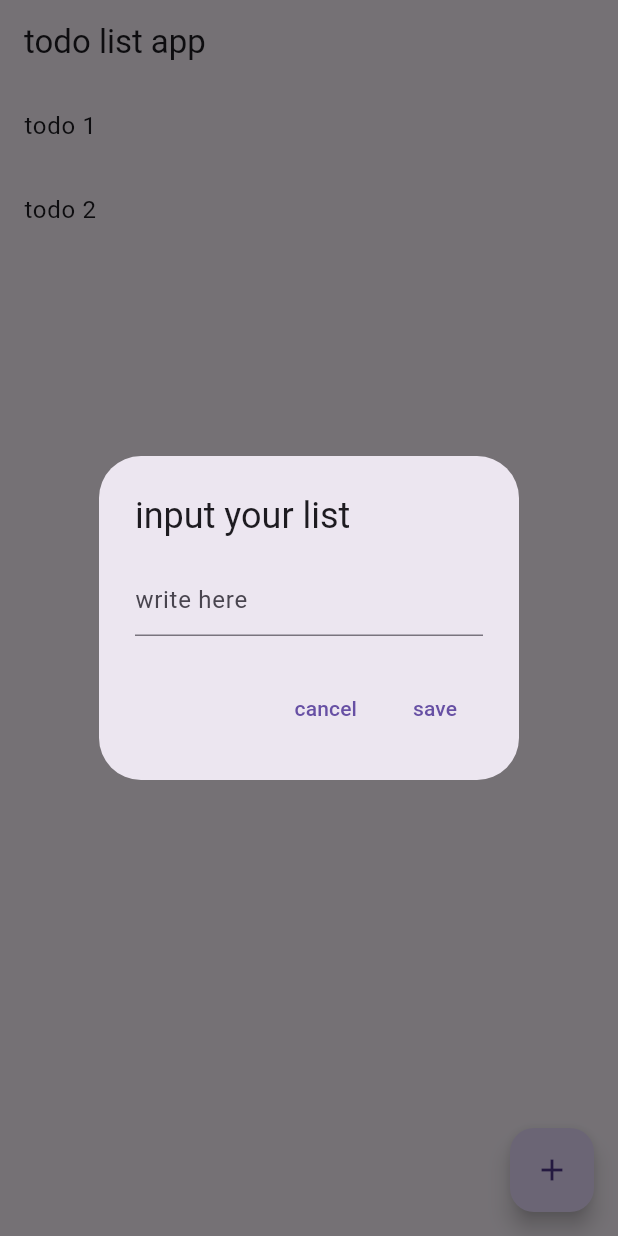
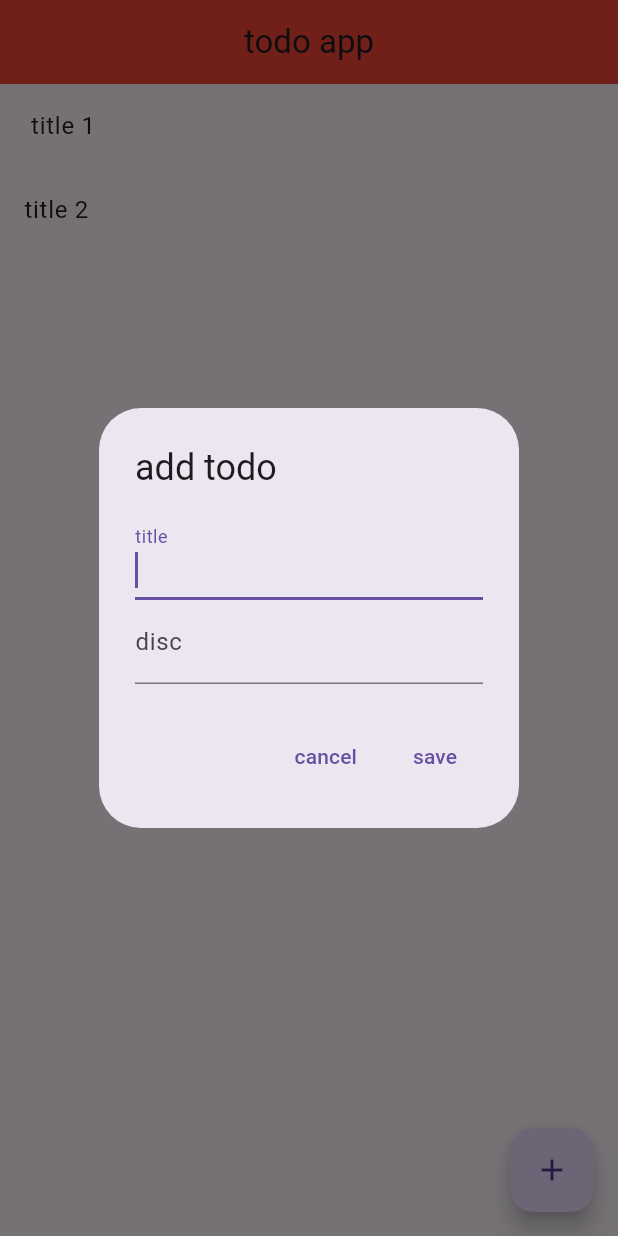
Before and after one commit to nebiyuu/Todos, a Flutter app: the screen it shows after launch, after a tap on the "add" icon, on a phone screen of 412 x 824 dp. Run offline on Flutter 3.47's test engine with Material 3 defaults, Android fonts, the phone set to English and light mode, and no system bars.

Commit message:
added discription

```diff
--- a/lib/main.dart
+++ b/lib/main.dart
@@ -1,84 +1,156 @@
-// ignore_for_file: prefer_const_constructors
-
 import 'package:flutter/material.dart';
 
-void main() => runApp(MaterialApp(home: Neww()));
+class Todo {
+  final String title;
+  final String disc;
 
-class Neww extends StatefulWidget {
-  const Neww({super.key});
-
-  @override
-  State<Neww> createState() => _NewwState();
+  const Todo(this.title, this.disc);
 }
 
-class _NewwState extends State<Neww> {
-  List<String> todolist = ["todo 1", "todo 2"];
+List<Todo> todos = [
+  const Todo(" title 1", "disc 1"),
+  const Todo("title 2", "disc 2")
+];
 
-  void todomethode() {
-    showDialog(
-        context: context,
-        builder: (BuildContext context) {
-          String todo = "";
-          return AlertDialog(
-            title: Text("input your list"),
-            content: TextField(
-              onChanged: (value) {
-                todo = value;
-              },
-              decoration: InputDecoration(hintText: "write here"),
-            ),
-            actions: <Widget>[
-              TextButton(
-                  onPressed: Navigator.of(context).pop, child: Text("cancel")),
-              TextButton(
-                onPressed: () {
-                  setState(
-                    () {
-                      todolist.add(todo);
-                    },
-                  );
-                  Navigator.of(context).pop();
-                },
-                child: Text("save"),
-              )
-            ],
-          );
-        });
-  }
+void main() => runApp(MaterialApp(
+      home: Neww(
+        todos: todos,
+      ),
+    ));
+
+class Neww extends StatelessWidget {
+  final List<Todo> todos;
+
+  const Neww({Key? key, required this.todos}) : super(key: key);
 
   @override
   Widget build(BuildContext context) {
     return Scaffold(
-      appBar: AppBar(title: Text("todo list app")),
+      appBar: AppBar(
+        title: const Text("todo app"),
+        backgroundColor: Colors.red,
+        centerTitle: true,
+      ),
+      body: Foo(),
+    );
+  }
+}
+
+class Foo extends StatefulWidget {
+  const Foo({Key? key}) : super(key: key);
+
+  @override
+  State<Foo> createState() => _FooState();
+}
+
+class _FooState extends State<Foo> {
+  late String title;
+  late String disc;
+
+  @override
+  Widget build(BuildContext context) {
+    return Scaffold(
       body: ListView.builder(
-          itemCount: todolist.length,
-          itemBuilder: (context, index) {
-            final varr = todolist[index];
-            return ListTile(
-              onTap: () {
-                setState(() {
-                  if (varr.startsWith("done")) {
-                    todolist[index] = varr.substring(2);
+        itemCount: todos.length,
+        itemBuilder: ((context, index) {
+          return ListTile(
+            title: Text(
+              todos[index].title,
+              // Apply line-through decoration if the title starts with 'done'
+              style: TextStyle(
+                decoration: todos[index].title.startsWith("done")
+                    ? TextDecoration.lineThrough
+                    : TextDecoration.none,
+              ),
+            ),
+            onTap: () {
+              Navigator.push(
+                context,
+                MaterialPageRoute(
+                  builder: (context) => Decpage(todo: todos[index]),
+                ),
+              );
+            },
+            onLongPress: () {
+              setState(
+                () {
+                  // Toggle the 'done' prefix for the title
+                  if (todos[index].title.startsWith("done")) {
+                    todos[index] = Todo(
+                        todos[index].title.substring(5), todos[index].disc);
                   } else {
-                    todolist[index] = 'done $varr';
+                    todos[index] =
+                        Todo('done ${todos[index].title}', todos[index].disc);
                   }
-                });
-              },
-              title: Text(
-                varr,
-                style: TextStyle(
-                    decoration: varr.startsWith("done")
-                        ? TextDecoration.lineThrough
-                        : TextDecoration.none),
-              ),
-            );
-          }),
+                },
+              );
+            },
+          );
+        }),
+      ),
       floatingActionButton: FloatingActionButton(
-        onPressed: () {
-          todomethode();
+        onPressed: () async {
+          final Todo? newtodo = await showDialog<Todo>(
+            context: context,
+            builder: (BuildContext context) {
+              return AlertDialog(
+                title: const Text("add todo"),
+                content: Column(
+                  mainAxisSize: MainAxisSize.min,
+                  children: <Widget>[
+                    TextField(
+                      autofocus: true,
+                      decoration: const InputDecoration(labelText: "title"),
+                      onChanged: (value) => setState(() => title = value),
+                    ),
+                    TextField(
+                      decoration: const InputDecoration(labelText: "disc"),
+                      onChanged: (value) => setState(() => disc = value),
+                    ),
+                  ],
+                ),
+                actions: <Widget>[
+                  TextButton(
+                    onPressed: () {
+                      Navigator.pop(context);
+                    },
+                    child: const Text("cancel"),
+                  ),
+                  TextButton(
+                    onPressed: () {
+                      if (title != null && disc != null) {
+                        Navigator.pop(context, Todo(title, disc));
+                      }
+                    },
+                    child: const Text("save"),
+                  ),
+                ],
+              );
+            },
+          );
+
+          if (newtodo != null) {
+            setState(() {
+              todos.add(newtodo);
+            });
+          }
         },
-        child: Icon(Icons.add),
+        child: const Icon(Icons.add),
       ),
     );
   }
 }
+
+class Decpage extends StatelessWidget {
+  final Todo todo;
+
+  const Decpage({Key? key, required this.todo}) : super(key: key);
+
+  @override
+  Widget build(BuildContext context) {
+    return Scaffold(
+      appBar: AppBar(title: Text(todo.title)),
+      body: Center(child: Text(todo.disc)),
+    );
+  }
+}
```
Also changed, not shown: 1 other file.
